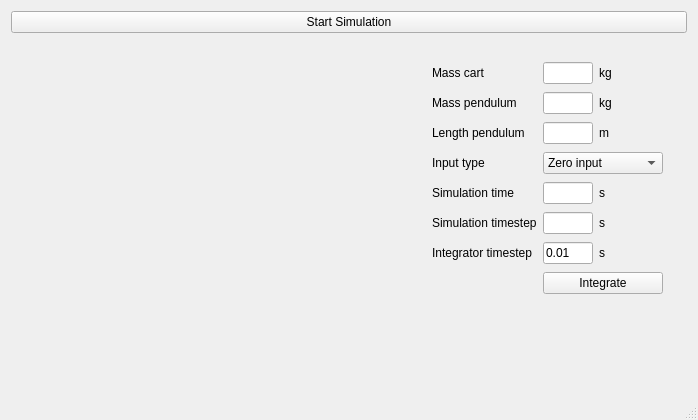
First picture: the form in cpp/lib/gui/mainwindow.ui, repository darfRaider/PendulumCart, before the edit.
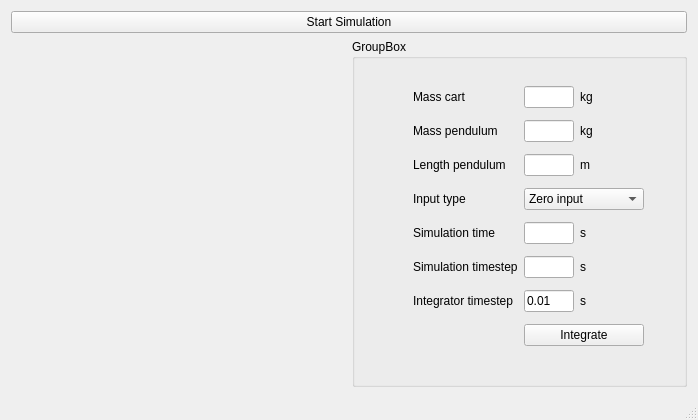
Second picture: the form after the edit. Custom widgets are drawn as their Qt base class.

```diff
--- a/cpp/lib/gui/mainwindow.ui
+++ b/cpp/lib/gui/mainwindow.ui
@@ -35,13 +35,20 @@
           <height>16777215</height>
          </size>
         </property>
+       </widget>
+      </item>
+      <item>
+       <widget class="QGroupBox" name="groupBox">
+        <property name="title">
+         <string>GroupBox</string>
+        </property>
         <widget class="QWidget" name="">
          <property name="geometry">
           <rect>
-           <x>410</x>
-           <y>10</y>
+           <x>50</x>
+           <y>30</y>
            <width>253</width>
-           <height>260</height>
+           <height>294</height>
           </rect>
          </property>
          <layout class="QGridLayout" name="gridLayout">
@@ -203,6 +210,13 @@
             </property>
            </widget>
           </item>
+          <item row="7" column="1" colspan="2">
+           <widget class="QPushButton" name="buttonIntegrate">
+            <property name="text">
+             <string>Integrate</string>
+            </property>
+           </widget>
+          </item>
           <item row="4" column="2">
            <widget class="QLabel" name="label_11">
             <property name="text">
@@ -217,13 +231,6 @@
             </property>
            </widget>
           </item>
-          <item row="7" column="1" colspan="2">
-           <widget class="QPushButton" name="pushButton">
-            <property name="text">
-             <string>Integrate</string>
-            </property>
-           </widget>
-          </item>
          </layout>
         </widget>
        </widget>
```
Left out of the diff: 14 changed lines with no effect on the pictures.
